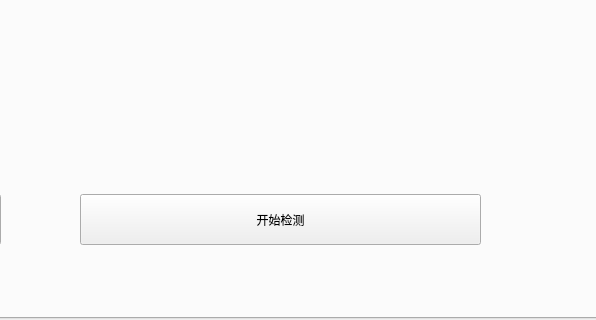
This is Graphical_interface/interface.ui in qlhhahaha/mask-detection as Qt 5 draws it before an edit; both pictures show x 502 to 1098 and y 392 to 712 of the 1098 by 712 pixel window. The edited form follows.
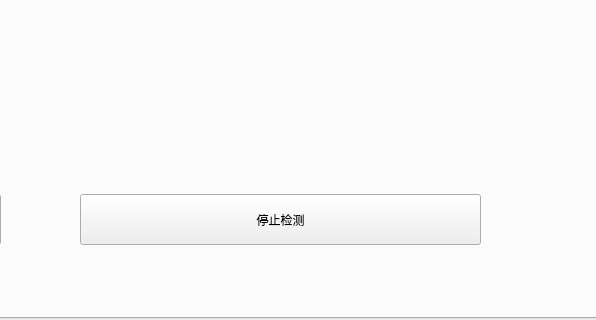
This is the edited form. The open tabs and pages were chosen to show the change.

The edit to the form file:
```diff
--- a/Graphical_interface/interface.ui
+++ b/Graphical_interface/interface.ui
@@ -128,9 +128,9 @@
     <widget class="QLabel" name="vid">
      <property name="geometry">
       <rect>
-       <x>290</x>
+       <x>150</x>
        <y>50</y>
-       <width>480</width>
+       <width>800</width>
        <height>480</height>
       </rect>
      </property>
@@ -173,7 +173,7 @@
       </rect>
      </property>
      <property name="text">
-      <string>开始检测</string>
+      <string>停止检测</string>
      </property>
      <property name="iconSize">
       <size>
```
Left out of the diff: 6 changed lines with no effect on the pictures.
